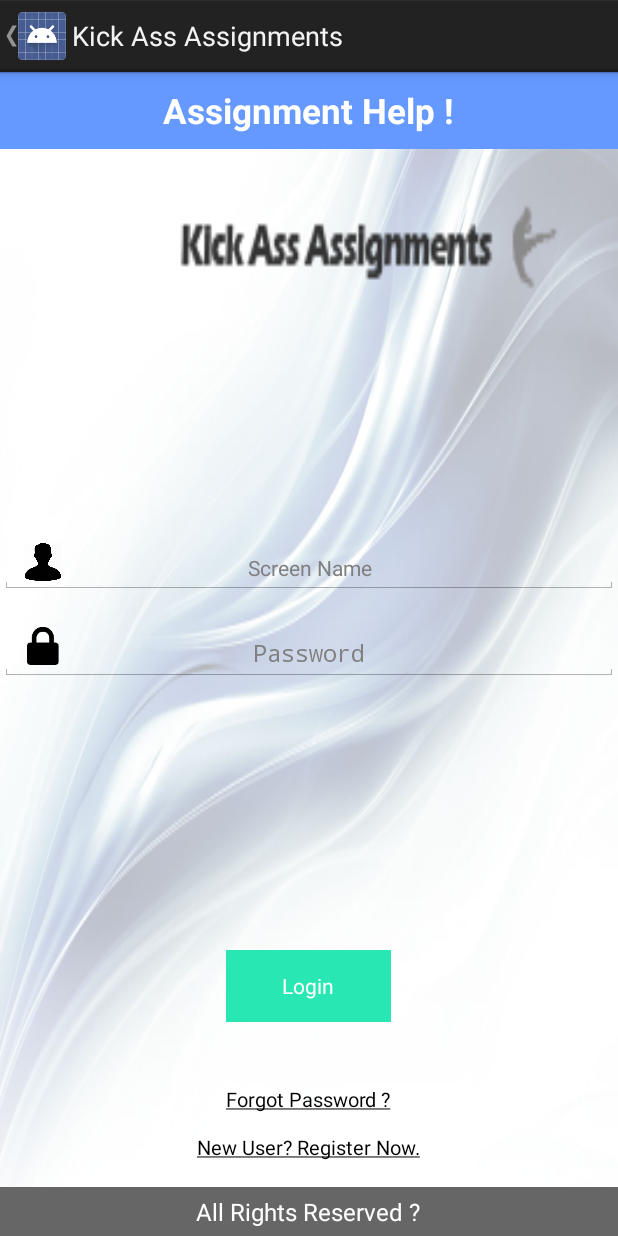
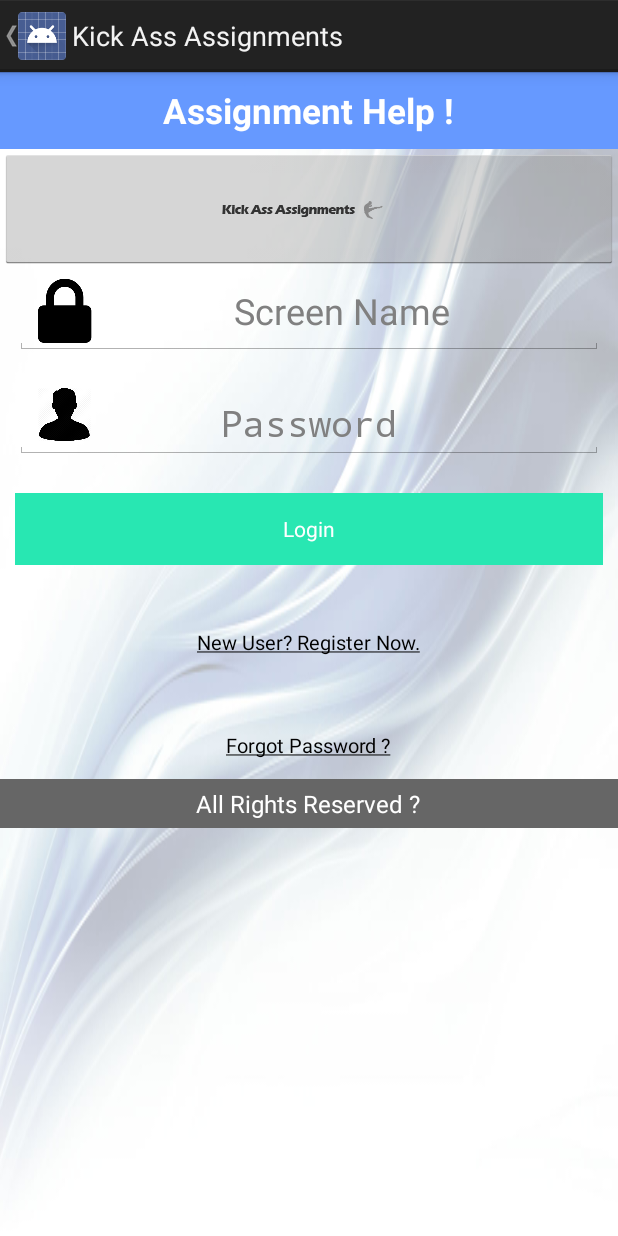
Before and after one commit to mukulraw/locus, an Android app: the SplashActivity screen opened directly, with no data from a screen before it, on a phone screen of 412 x 824 dp. Run offline under Robolectric (Android 15) with nearby library versions, the phone set to English and light mode, and no system bars.

```diff
--- a/locus/src/main/res/layout/activity_splash.xml
+++ b/locus/src/main/res/layout/activity_splash.xml
@@ -1,7 +1,8 @@
 <?xml version="1.0" encoding="utf-8"?>
-<RelativeLayout xmlns:android="http://schemas.android.com/apk/res/android"
+<LinearLayout xmlns:android="http://schemas.android.com/apk/res/android"
     xmlns:tools="http://schemas.android.com/tools"
     android:layout_width="match_parent"
+    android:orientation="vertical"
     android:layout_height="match_parent"
     android:background="@drawable/cool1"
     >
@@ -29,35 +30,72 @@
 
         <!-- Footer aligned to bottom -->
 
-    <Button
-        android:id="@+id/button2"
+    <ImageView
         style="?android:attr/buttonStyleSmall"
-        android:layout_width="310dp"
+        android:layout_width="match_parent"
         android:layout_height="80dp"
-        android:layout_alignParentRight="true"
-        android:layout_below="@+id/header"
-        android:layout_marginTop="24dp"
-        android:background="@drawable/hw"
+
+        android:src="@drawable/hw"
+        android:scaleType="center"
         android:gravity="center" />
 
-    <Button
-        android:id="@+id/button6"
-        style="?android:attr/buttonStyleSmall"
-        android:layout_width="25dp"
-        android:layout_height="25dp"
-        android:layout_alignLeft="@+id/button3"
-        android:layout_alignTop="@+id/et_password"
-        android:background="@drawable/lock" />
+    <EditText
+        android:id="@+id/et_userName"
+        android:layout_width="match_parent"
+        android:layout_height="wrap_content"
+        android:layout_marginBottom="22dp"
+        android:ems="10"
+        android:textStyle="normal"
+        android:textSize="24sp"
+        android:gravity="center"
+        android:drawableLeft="@drawable/lock"
+        android:hint="Screen Name"
+        android:inputType="textPersonName"
+        android:layout_marginLeft="10dp"
+        android:layout_marginRight="10dp"/>
+
+    <RelativeLayout
+        android:layout_width="match_parent"
+        android:layout_height="60dp">
+
+        <Button
+            style="?android:attr/buttonStyleSmall"
+            android:layout_width="35dp"
+            android:layout_marginStart="25dp"
+            android:layout_centerVertical="true"
+            android:layout_height="35dp"
+            android:clickable="false"
+            android:layout_alignTop="@+id/et_password"
+            android:background="@drawable/user"
+            android:layout_marginLeft="25dp" />
+
+    <EditText
+        android:id="@+id/et_password"
+        android:layout_width="match_parent"
+        android:layout_height="wrap_content"
+        android:ems="10"
+        android:textStyle="normal"
+        android:textSize="24sp"
+        android:layout_marginLeft="10dp"
+        android:layout_marginRight="10dp"
+        android:gravity="center"
+        android:hint="Password"
+        android:inputType="textPassword" />
+
+    </RelativeLayout>
+
+
 
     <Button
         android:id="@+id/browse1111"
         style="?android:attr/buttonStyleSmall"
-        android:layout_width="wrap_content"
+        android:layout_width="match_parent"
+        android:layout_marginStart="10dp"
+        android:layout_marginEnd="10dp"
         android:layout_height="wrap_content"
-        android:layout_above="@+id/tv_forgotPassword"
-        android:layout_alignLeft="@+id/tv_forgotPassword"
-        android:layout_alignRight="@+id/tv_forgotPassword"
+        android:layout_marginTop="10dp"
         android:layout_marginBottom="42dp"
+        android:layout_gravity="center_horizontal"
         android:background="#28e7b2"
         android:gravity="center"
         android:onClick="invokeLogin"
@@ -67,10 +105,9 @@
         android:id="@+id/tv_register"
         android:layout_width="wrap_content"
         android:layout_height="wrap_content"
-        android:layout_alignParentBottom="true"
-        android:layout_centerHorizontal="true"
+        android:layout_gravity="center_horizontal"
         android:layout_marginBottom="50dp"
-        android:textSize="13dp"
+        android:textSize="13sp"
         android:text="@string/txt_hint_register"
         android:textAppearance="?android:attr/textAppearanceMedium" />
 
@@ -78,51 +115,17 @@
         android:id="@+id/tv_forgotPassword"
         android:layout_width="wrap_content"
         android:layout_height="wrap_content"
-        android:layout_above="@+id/tv_register"
-        android:layout_centerHorizontal="true"
-        android:textSize="13dp"
+        android:layout_gravity="center_horizontal"
+        android:textSize="13sp"
         android:layout_marginBottom="13dp"
         android:text="@string/txt_hint_forgot_password"
         android:textAppearance="?android:attr/textAppearanceMedium" />
 
-    <EditText
-        android:id="@+id/et_password"
-        android:layout_width="wrap_content"
-        android:layout_height="wrap_content"
-        android:layout_alignParentLeft="true"
-        android:layout_alignParentRight="true"
-        android:layout_centerVertical="true"
-        android:ems="10"
-        android:textStyle="normal"
-        android:textSize="15dp"
-        android:gravity="center"
-        android:hint="Password"
-        android:inputType="textPassword" />
 
-    <Button
-        android:id="@+id/button3"
-        style="?android:attr/buttonStyleSmall"
-        android:layout_width="25dp"
-        android:layout_height="25dp"
-        android:layout_alignParentLeft="true"
-        android:layout_alignTop="@+id/et_userName"
-        android:layout_marginLeft="16dp"
-        android:background="@drawable/user" />
 
-    <EditText
-        android:id="@+id/et_userName"
-        android:layout_width="wrap_content"
-        android:layout_height="wrap_content"
-        android:layout_above="@+id/button6"
-        android:layout_alignParentLeft="true"
-        android:layout_alignParentRight="true"
-        android:layout_marginBottom="22dp"
-        android:ems="10"
-        android:textStyle="normal"
-        android:textSize="14dp"
-        android:gravity="center"
-        android:hint="Screen Name"
-        android:inputType="textPersonName"/>
+
+
+
 
 
     <RelativeLayout
@@ -144,4 +147,4 @@
 
 
 
-</RelativeLayout>
+</LinearLayout>
```
Also changed, not shown: locus/src/main/java/com/app/locus/assignment/SplashActivity.java (+62 -4 lines).
